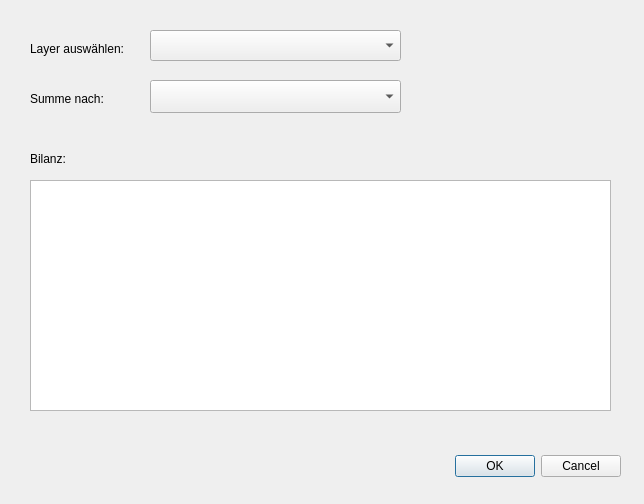
The window that flaechen_summe_dialog_base.ui (Lorjax/flaechensumme) describes before a commit, drawn with Qt 5.
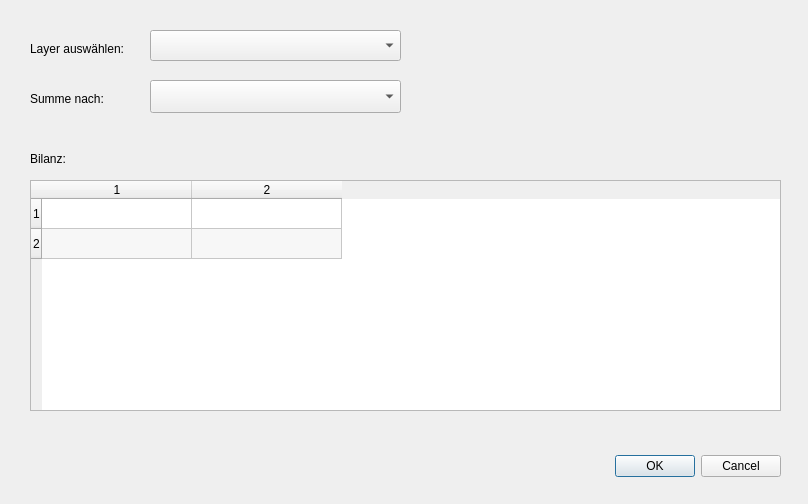
The same window after the commit.

Commit message: resized cols

What changed in the file:
```diff
--- a/flaechen_summe_dialog_base.ui
+++ b/flaechen_summe_dialog_base.ui
@@ -6,7 +6,7 @@
    <rect>
     <x>0</x>
     <y>0</y>
-    <width>644</width>
+    <width>808</width>
     <height>504</height>
    </rect>
   </property>
@@ -16,7 +16,7 @@
   <widget class="QDialogButtonBox" name="button_box">
    <property name="geometry">
     <rect>
-     <x>280</x>
+     <x>440</x>
      <y>450</y>
      <width>341</width>
      <height>32</height>
@@ -70,10 +70,56 @@
     <rect>
      <x>30</x>
      <y>180</y>
-     <width>581</width>
+     <width>751</width>
      <height>231</height>
     </rect>
    </property>
+   <property name="cursor" stdset="0">
+    <cursorShape>ArrowCursor</cursorShape>
+   </property>
+   <property name="alternatingRowColors">
+    <bool>true</bool>
+   </property>
+   <property name="selectionMode">
+    <enum>QAbstractItemView::MultiSelection</enum>
+   </property>
+   <property name="selectionBehavior">
+    <enum>QAbstractItemView::SelectRows</enum>
+   </property>
+   <property name="rowCount">
+    <number>2</number>
+   </property>
+   <property name="columnCount">
+    <number>2</number>
+   </property>
+   <attribute name="horizontalHeaderVisible">
+    <bool>true</bool>
+   </attribute>
+   <attribute name="horizontalHeaderCascadingSectionResizes">
+    <bool>true</bool>
+   </attribute>
+   <attribute name="horizontalHeaderDefaultSectionSize">
+    <number>150</number>
+   </attribute>
+   <attribute name="horizontalHeaderMinimumSectionSize">
+    <number>20</number>
+   </attribute>
+   <attribute name="horizontalHeaderShowSortIndicator" stdset="0">
+    <bool>false</bool>
+   </attribute>
+   <attribute name="horizontalHeaderStretchLastSection">
+    <bool>false</bool>
+   </attribute>
+   <attribute name="verticalHeaderVisible">
+    <bool>true</bool>
+   </attribute>
+   <attribute name="verticalHeaderStretchLastSection">
+    <bool>false</bool>
+   </attribute>
+   <row/>
+   <row/>
+   <column/>
+   <column/>
   </widget>
   <widget class="QLabel" name="label_3">
    <property name="geometry">
```
The commit also changes 1 other file.
